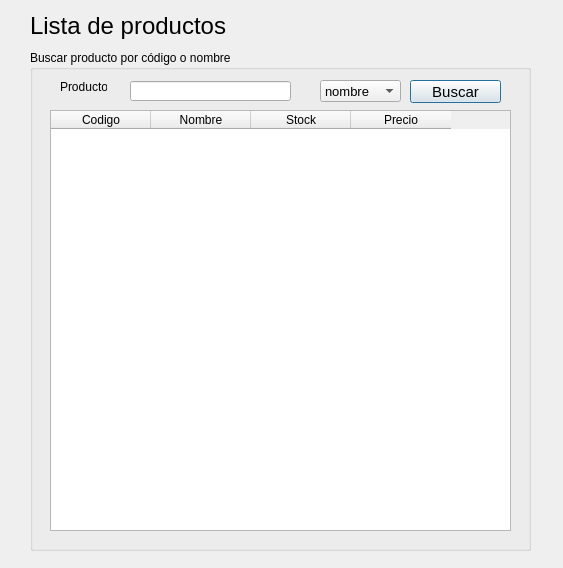
This is ui/lista_productos.ui in nashvent/libreria as Qt 5 draws it before an edit. The edited form follows.
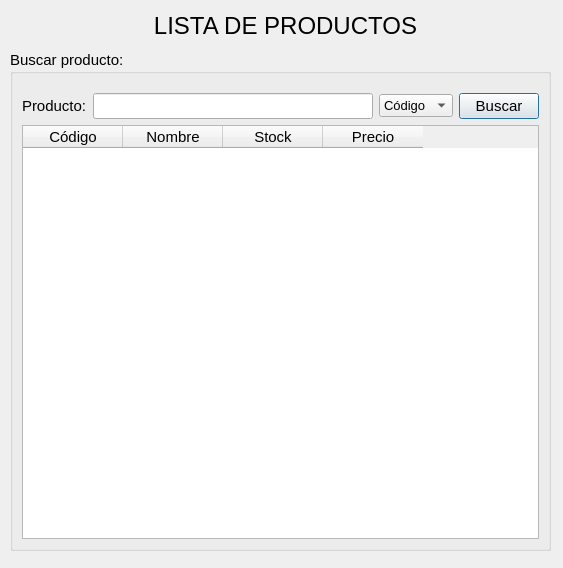
This is the edited form.

Commit message: viendo lista de productos

```diff
--- a/ui/lista_productos.ui
+++ b/ui/lista_productos.ui
@@ -16,10 +16,10 @@
   <widget class="QLabel" name="label">
    <property name="geometry">
     <rect>
-     <x>30</x>
-     <y>10</y>
-     <width>241</width>
-     <height>31</height>
+     <x>0</x>
+     <y>0</y>
+     <width>571</width>
+     <height>51</height>
     </rect>
    </property>
    <property name="font">
@@ -28,83 +28,37 @@
     </font>
    </property>
    <property name="text">
-    <string>Lista de productos</string>
+    <string>LISTA DE PRODUCTOS</string>
+   </property>
+   <property name="alignment">
+    <set>Qt::AlignCenter</set>
    </property>
   </widget>
   <widget class="QGroupBox" name="groupBox">
    <property name="geometry">
     <rect>
-     <x>30</x>
+     <x>10</x>
      <y>50</y>
-     <width>501</width>
+     <width>541</width>
      <height>501</height>
     </rect>
    </property>
+   <property name="font">
+    <font>
+     <pointsize>11</pointsize>
+    </font>
+   </property>
    <property name="title">
-    <string>Buscar producto por código o nombre</string>
+    <string>Buscar producto:</string>
    </property>
-   <widget class="QPushButton" name="pushButton">
-    <property name="geometry">
-     <rect>
-      <x>380</x>
-      <y>30</y>
-      <width>91</width>
-      <height>23</height>
-     </rect>
-    </property>
-    <property name="font">
-     <font>
-      <pointsize>11</pointsize>
-     </font>
-    </property>
-    <property name="text">
-     <string>Buscar</string>
-    </property>
-   </widget>
-   <widget class="QComboBox" name="comboBox">
-    <property name="geometry">
-     <rect>
-      <x>290</x>
-      <y>30</y>
-      <width>81</width>
-      <height>22</height>
-     </rect>
-    </property>
-    <property name="font">
-     <font>
-      <pointsize>10</pointsize>
-     </font>
-    </property>
+   <layout class="QVBoxLayout" name="verticalLayout">
     <item>
-     <property name="text">
-      <string>nombre</string>
-     </property>
-    </item>
+     <layout class="QHBoxLayout" name="horizontalLayout">
+      <property name="topMargin">
+       <number>10</number>
+      </property>
     <item>
-     <property name="text">
-      <string>código</string>
-     </property>
-    </item>
-   </widget>
-   <widget class="QLineEdit" name="lineEdit">
-    <property name="geometry">
-     <rect>
-      <x>100</x>
-      <y>31</y>
-      <width>161</width>
-      <height>20</height>
-     </rect>
-    </property>
-   </widget>
    <widget class="QLabel" name="label_2">
-    <property name="geometry">
-     <rect>
-      <x>25640</x>
-      <y>30</y>
-      <width>71</width>
-      <height>21</height>
-     </rect>
-    </property>
     <property name="font">
      <font>
       <pointsize>11</pointsize>
@@ -114,15 +68,45 @@
      <string>Producto:</string>
     </property>
    </widget>
+      </item>
+      <item>
+       <widget class="QLineEdit" name="lineEdit"/>
+      </item>
+      <item>
+       <widget class="QComboBox" name="comboBox">
+        <property name="font">
+         <font>
+          <pointsize>10</pointsize>
+         </font>
+        </property>
+        <item>
+         <property name="text">
+          <string>Código</string>
+         </property>
+        </item>
+        <item>
+         <property name="text">
+          <string>Nombre</string>
+         </property>
+        </item>
+       </widget>
+      </item>
+      <item>
+       <widget class="QPushButton" name="pushButton">
+        <property name="font">
+         <font>
+          <pointsize>11</pointsize>
+         </font>
+        </property>
+        <property name="text">
+         <string>Buscar</string>
+        </property>
+       </widget>
+      </item>
+     </layout>
+    </item>
+    <item>
    <widget class="QTableWidget" name="tableWidget">
-    <property name="geometry">
-     <rect>
-      <x>20</x>
-      <y>60</y>
-      <width>461</width>
-      <height>421</height>
-     </rect>
-    </property>
     <property name="editTriggers">
      <set>QAbstractItemView::AnyKeyPressed|QAbstractItemView::EditKeyPressed</set>
     </property>
@@ -131,7 +115,7 @@
     </property>
     <column>
      <property name="text">
-      <string>Codigo</string>
+        <string>Código</string>
      </property>
     </column>
     <column>
@@ -150,19 +134,8 @@
      </property>
     </column>
    </widget>
-   <widget class="QLabel" name="label_3">
-    <property name="geometry">
-     <rect>
-      <x>30</x>
-      <y>30</y>
-      <width>47</width>
-      <height>13</height>
-     </rect>
-    </property>
-    <property name="text">
-     <string>Producto</string>
-    </property>
-   </widget>
+    </item>
+   </layout>
   </widget>
  </widget>
  <resources/>
```
Lines whose indentation alone changed are shown as unchanged. The commit also changes 6 other files.
